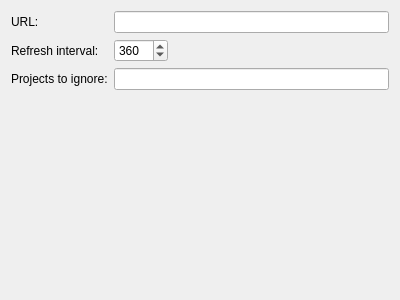
Old version of the form jenkinssettingspage.ui in the repository MichaelSp/QtCreator-Jenkins-Plugin.
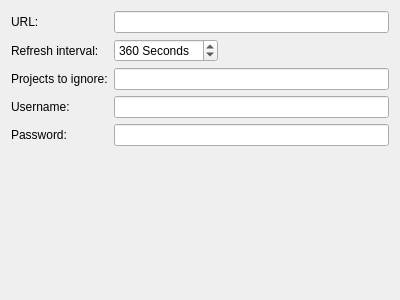
New version of the form.

Diff of the .ui file:
```diff
--- a/jenkinssettingspage.ui
+++ b/jenkinssettingspage.ui
@@ -36,6 +36,9 @@
      <item row="1" column="1">
       <widget class="QSpinBox" name="refreshSpinBox">
        <property name="suffix">
+        <string> Seconds</string>
+       </property>
+       <property name="prefix">
         <string/>
        </property>
        <property name="minimum">
@@ -75,6 +78,30 @@
      <item row="2" column="1" colspan="2">
       <widget class="QLineEdit" name="ignoreEdit"/>
      </item>
+     <item row="3" column="0">
+      <widget class="QLabel" name="label_4">
+       <property name="text">
+        <string>Username:</string>
+       </property>
+      </widget>
+     </item>
+     <item row="4" column="0">
+      <widget class="QLabel" name="label_5">
+       <property name="text">
+        <string>Password:</string>
+       </property>
+      </widget>
+     </item>
+     <item row="3" column="1" colspan="2">
+      <widget class="QLineEdit" name="edtUsername"/>
+     </item>
+     <item row="4" column="1" colspan="2">
+      <widget class="QLineEdit" name="edtPassword">
+       <property name="echoMode">
+        <enum>QLineEdit::Password</enum>
+       </property>
+      </widget>
+     </item>
     </layout>
    </item>
    <item>
```
